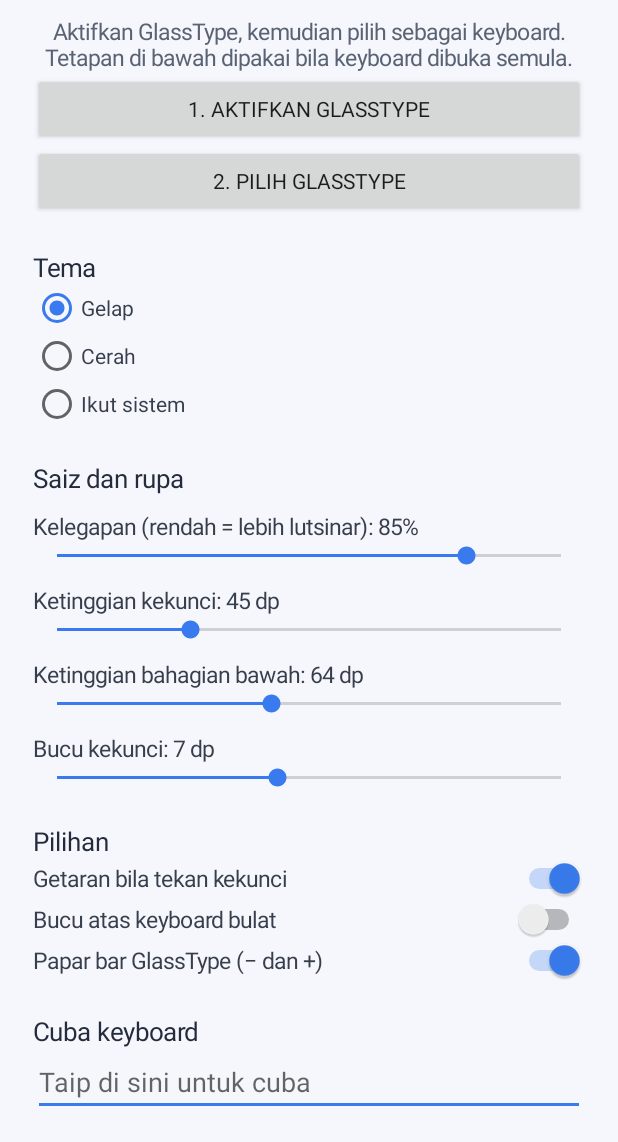
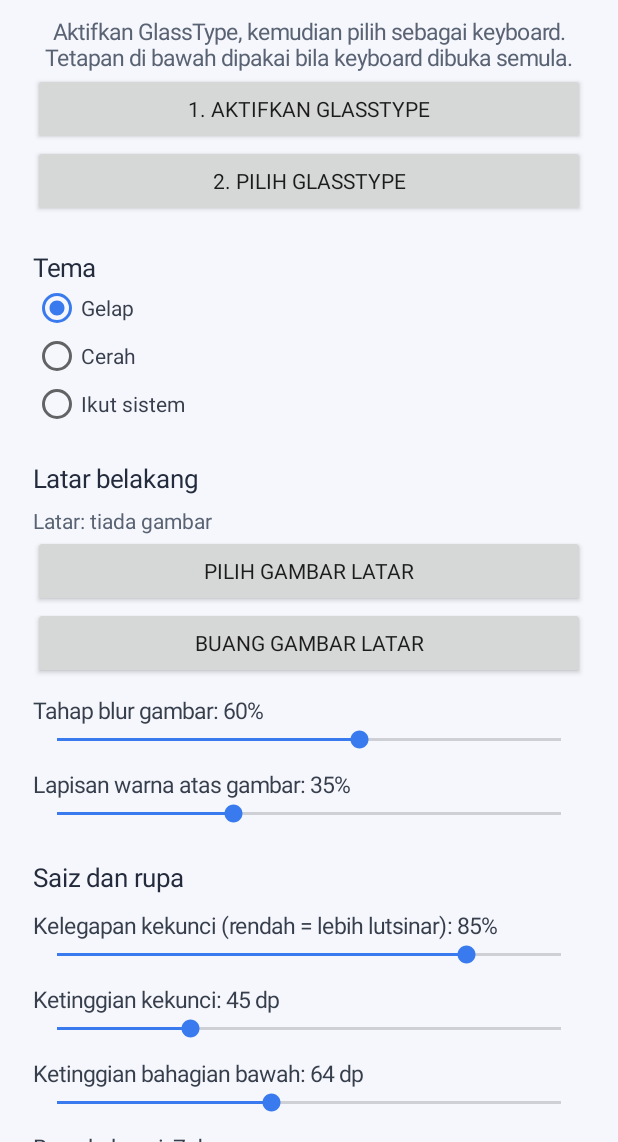
Before and after one commit to helang4454-maker/keyboard-12, an Android app: the screen it shows after launch (MainActivity), on a phone screen of 412 x 824 dp, the part 94-1236 px from its top. Run offline under Robolectric (Android 15) with nearby library versions, the phone set to English and light mode, and no system bars.

Commit message:
Update MainActivity.kt

```diff
--- a/app/src/main/java/com/glasstype/keyboard/MainActivity.kt
+++ b/app/src/main/java/com/glasstype/keyboard/MainActivity.kt
@@ -4,7 +4,10 @@ import android.app.Activity
 import android.content.Context
 import android.content.Intent
 import android.content.SharedPreferences
+import android.graphics.Bitmap
+import android.graphics.BitmapFactory
 import android.graphics.Color
+import android.net.Uri
 import android.os.Bundle
 import android.provider.Settings
 import android.view.Gravity
@@ -19,8 +22,14 @@ import android.widget.ScrollView
 import android.widget.SeekBar
 import android.widget.Switch
 import android.widget.TextView
+import android.widget.Toast
+import java.io.File
+import java.io.FileOutputStream
 
 class MainActivity : Activity() {
+
+    private val pickRequest = 4242
+    private var bgStatus: TextView? = null
 
     private fun label(text: String, size: Float, color: Int, top: Int): TextView {
         val t = TextView(this)
@@ -72,19 +81,69 @@ class MainActivity : Activity() {
         return sw
     }
 
+    private fun refreshBgStatus() {
+        val has = File(filesDir, "bg.jpg").exists()
+        bgStatus?.text = if (has) "Latar: gambar sudah dipilih" else "Latar: tiada gambar"
+    }
+
+    private fun saveBackground(uri: Uri): Boolean {
+        val bounds = BitmapFactory.Options()
+        bounds.inJustDecodeBounds = true
+        contentResolver.openInputStream(uri)?.use { BitmapFactory.decodeStream(it, null, bounds) }
+        var sample = 1
+        val maxSide = maxOf(bounds.outWidth, bounds.outHeight)
+        while (maxSide / sample > 1280) sample *= 2
+        val opts = BitmapFactory.Options()
+        opts.inSampleSize = sample
+        val bmp = contentResolver.openInputStream(uri)?.use {
+            BitmapFactory.decodeStream(it, null, opts)
+        } ?: return false
+        FileOutputStream(File(filesDir, "bg.jpg")).use {
+            bmp.compress(Bitmap.CompressFormat.JPEG, 88, it)
+        }
+        getSharedPreferences("glasstype", Context.MODE_PRIVATE)
+            .edit().putLong("bg_version", System.currentTimeMillis()).apply()
+        return true
+    }
+
+    private fun removeBackground() {
+        File(filesDir, "bg.jpg").delete()
+        getSharedPreferences("glasstype", Context.MODE_PRIVATE)
+            .edit().remove("bg_version").apply()
+    }
+
+    @Deprecated("Deprecated in Java")
+    override fun onActivityResult(requestCode: Int, resultCode: Int, data: Intent?) {
+        super.onActivityResult(requestCode, resultCode, data)
+        if (requestCode == pickRequest && resultCode == RESULT_OK) {
+            val uri = data?.data ?: return
+            try {
+                if (saveBackground(uri)) {
+                    Toast.makeText(this, "Gambar latar disimpan", Toast.LENGTH_SHORT).show()
+                } else {
+                    Toast.makeText(this, "Gagal membaca gambar", Toast.LENGTH_SHORT).show()
+                }
+            } catch (_: Throwable) {
+                Toast.makeText(this, "Gagal menyimpan gambar", Toast.LENGTH_SHORT).show()
+            }
+            refreshBgStatus()
+        }
+    }
+
     override fun onCreate(savedInstanceState: Bundle?) {
         super.onCreate(savedInstanceState)
         val pad = (resources.displayMetrics.density * 22).toInt()
         val prefs = getSharedPreferences("glasstype", Context.MODE_PRIVATE)
         val w = ViewGroup.LayoutParams.MATCH_PARENT
         val h = ViewGroup.LayoutParams.WRAP_CONTENT
+        val dark = Color.rgb(35, 43, 60)
 
         val root = LinearLayout(this)
         root.orientation = LinearLayout.VERTICAL
         root.setPadding(pad, pad, pad, pad)
         root.setBackgroundColor(Color.rgb(245, 247, 252))
 
-        val title = label("GlassType", 30f, Color.rgb(35, 43, 60), 0)
+        val title = label("GlassType", 30f, dark, 0)
         title.gravity = Gravity.CENTER
         val desc = label(
             "Aktifkan GlassType, kemudian pilih sebagai keyboard. Tetapan di bawah dipakai bila keyboard dibuka semula.",
@@ -108,7 +167,7 @@ class MainActivity : Activity() {
         root.addView(choose, w, h)
 
         // Tema
-        root.addView(label("Tema", 17f, Color.rgb(35, 43, 60), pad), w, h)
+        root.addView(label("Tema", 17f, dark, pad), w, h)
         val group = RadioGroup(this)
         val names = listOf("Gelap", "Cerah", "Ikut sistem")
         names.forEachIndexed { i, n ->
@@ -124,27 +183,53 @@ class MainActivity : Activity() {
         }
         root.addView(group, w, h)
 
+        // Latar belakang
+        root.addView(label("Latar belakang", 17f, dark, pad), w, h)
+        val status = label("", 14f, Color.rgb(90, 99, 115), pad / 3)
+        bgStatus = status
+        refreshBgStatus()
+        root.addView(status, w, h)
+        val pick = Button(this)
+        pick.text = "Pilih gambar latar"
+        pick.setOnClickListener {
+            val i = Intent(Intent.ACTION_OPEN_DOCUMENT)
+            i.addCategory(Intent.CATEGORY_OPENABLE)
+            i.type = "image/*"
+            startActivityForResult(i, pickRequest)
+        }
+        val clear = Button(this)
+        clear.text = "Buang gambar latar"
+        clear.setOnClickListener {
+            removeBackground()
+            refreshBgStatus()
+        }
+        root.addView(pick, w, h)
+        root.addView(clear, w, h)
+        root.addView(slider(prefs, "Tahap blur gambar", "img_blur", 0, 100, 60, "%", pad), w, h)
+        root.addView(slider(prefs, "Lapisan warna atas gambar", "img_tint", 0, 100, 35, "%", pad), w, h)
+
         // Saiz dan rupa
-        root.addView(label("Saiz dan rupa", 17f, Color.rgb(35, 43, 60), pad), w, h)
-        root.addView(slider(prefs, "Kelegapan (rendah = lebih lutsinar)", "opacity", 20, 100, 85, "%", pad), w, h)
+        root.addView(label("Saiz dan rupa", 17f, dark, pad), w, h)
+        root.addView(slider(prefs, "Kelegapan kekunci (rendah = lebih lutsinar)", "opacity", 20, 100, 85, "%", pad), w, h)
         root.addView(slider(prefs, "Ketinggian kekunci", "key_height_dp", 36, 70, 45, " dp", pad), w, h)
         root.addView(slider(prefs, "Ketinggian bahagian bawah", "bottom_dp", 30, 110, 64, " dp", pad), w, h)
         root.addView(slider(prefs, "Bucu kekunci", "radius_dp", 0, 16, 7, " dp", pad), w, h)
 
         // Pilihan
-        root.addView(label("Pilihan", 17f, Color.rgb(35, 43, 60), pad), w, h)
+        root.addView(label("Pilihan", 17f, dark, pad), w, h)
         root.addView(toggle(prefs, "Getaran bila tekan kekunci", "haptic", true), w, h)
         root.addView(toggle(prefs, "Bucu atas keyboard bulat", "round_top", false), w, h)
         root.addView(toggle(prefs, "Papar bar GlassType (− dan +)", "show_toolbar", true), w, h)
+        root.addView(toggle(prefs, "Blur langsung (live), jika telefon sokong", "live_blur", false), w, h)
 
         // Kotak ujian
-        root.addView(label("Cuba keyboard", 17f, Color.rgb(35, 43, 60), pad), w, h)
+        root.addView(label("Cuba keyboard", 17f, dark, pad), w, h)
         val test = EditText(this)
         test.hint = "Taip di sini untuk cuba"
         root.addView(test, w, h)
 
         val privacy = label(
-            "Privasi: aplikasi ini tidak mempunyai kebenaran Internet dan tidak menyimpan teks yang ditaip.",
+            "Privasi: aplikasi ini tidak mempunyai kebenaran Internet dan tidak menyimpan teks yang ditaip. Gambar latar disimpan dalam telefon sahaja.",
             13f, Color.rgb(105, 112, 126), pad
         )
         privacy.gravity = Gravity.CENTER
```
